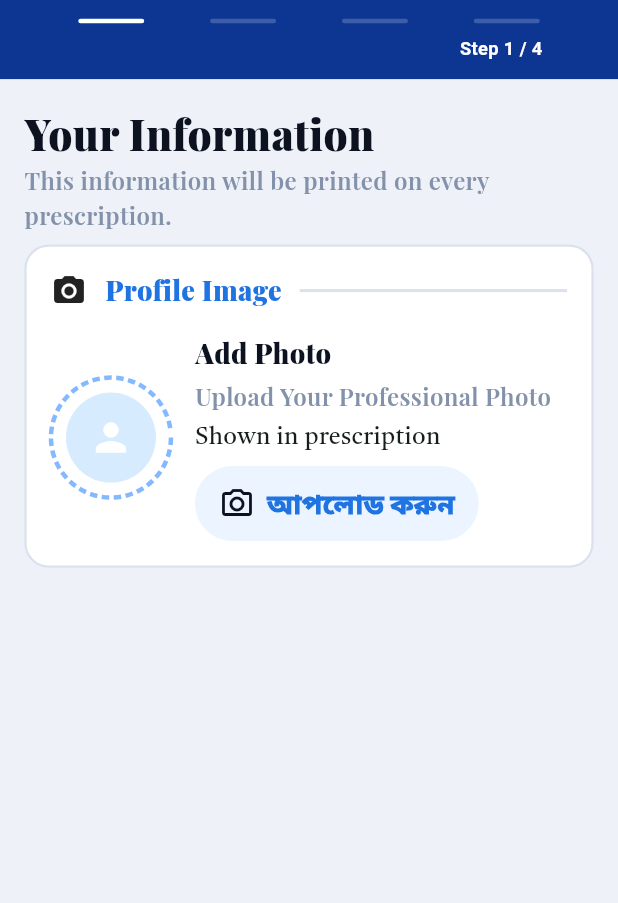
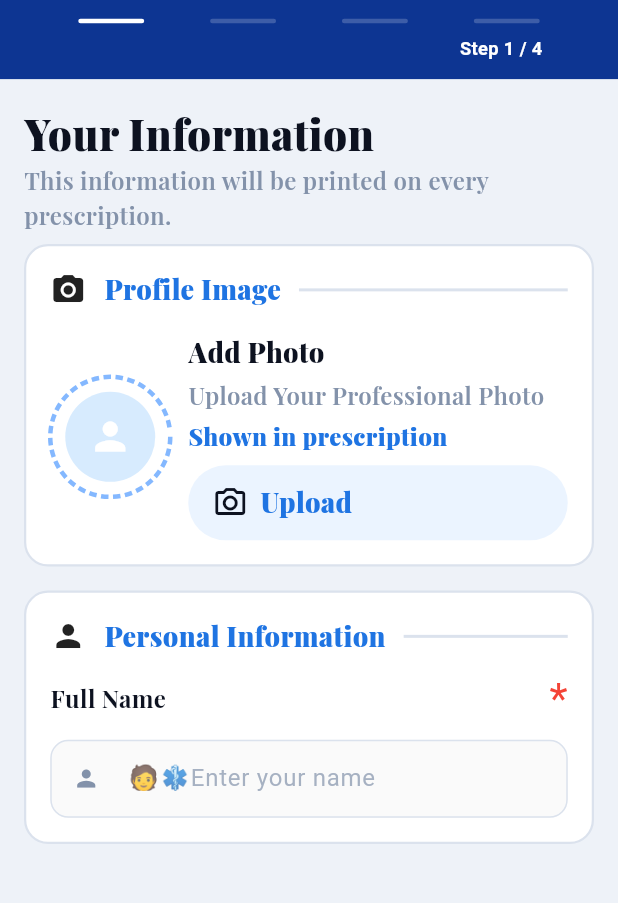
Before and after one commit to majidbhuiyan20/RxDigi, a Flutter app: the screen it shows after launch, on a phone screen of 412 x 824 dp, the part 123-1026 px from its top. Run offline on Flutter 3.47's test engine with Material 3 defaults, Android fonts, the phone set to English and light mode, and no system bars; our stand-ins replace dotted_border, firebase_core, firebase_crashlytics, flutter_riverpod, flutter_screenutil, logger and 1 more; accounts and stored records are empty; project files that could hold a hidden picture were left out.

Commit message:
wip(ui): personal info

```diff
--- a/lib/app/app_text_style.dart
+++ b/lib/app/app_text_style.dart
@@ -3,44 +3,61 @@ import 'package:flutter_screenutil/flutter_screenutil.dart';
 import 'package:rxdigi/app/app_colors.dart';
 
 class AppTextStyles {
-  // Oswald Font Family
   static const String oswald = 'Oswald';
   static const String playfair = 'PlayfairDisplay';
   static const String tiroBangla = 'TiroBangla';
 
-  // Oswald variants
-  static  TextStyle oswaldFontLogo = TextStyle(
+  // 🔹 Detect Bangla
+  static bool _isBangla(BuildContext context) {
+    return Localizations.localeOf(context).languageCode == 'bn';
+  }
+
+  static String _getFont(BuildContext context) {
+    return _isBangla(context) ? tiroBangla : playfair;
+  }
+
+  // 🔹 Logo Styles
+  static TextStyle oswaldFontLogo = TextStyle(
     fontFamily: oswald,
     fontWeight: FontWeight.w700,
-    fontSize: 56.sp,
-      color: Color(0XFF74C1B7)
+    fontSize: 56,
+    color: const Color(0XFF74C1B7),
   );
-  static  TextStyle playfairFontLogo = TextStyle(
+
+  static TextStyle playfairFontLogo = TextStyle(
     fontFamily: playfair,
     fontWeight: FontWeight.w700,
-    fontSize: 56.sp,
+    fontSize: 56,
     color: Colors.white,
+  );
 
-
-  );
-  static  TextStyle largeBlackTextStyle = TextStyle(
-    fontFamily: playfair,
+  // 🔹 Large Black
+  static TextStyle largeBlackTextStyle(BuildContext context) {
+    return TextStyle(
+      fontFamily: _getFont(context),
       fontWeight: FontWeight.w900,
       fontSize: 28,
       color: AppColors.textBlackColor,
     );
-  static  TextStyle smallGreyTextStyle = TextStyle(
-    fontFamily: playfair,
+  }
+
+  // 🔹 Small Grey
+  static TextStyle smallGreyTextStyle(BuildContext context) {
+    return TextStyle(
+      fontFamily: _getFont(context),
       fontWeight: FontWeight.w600,
       fontSize: 16,
       color: AppColors.textGreyColor,
     );
-  static  TextStyle primaryTextStyle = TextStyle(
-    fontFamily: playfair,
+  }
+
+  // 🔹 Primary Text
+  static TextStyle primaryTextStyle(BuildContext context) {
+    return TextStyle(
+      fontFamily: _getFont(context),
       fontWeight: FontWeight.w900,
       fontSize: 18,
       color: AppColors.primaryTextColor,
     );
-
-
   }
+}
--- a/lib/app/app_theme.dart
+++ b/lib/app/app_theme.dart
@@ -28,21 +28,69 @@ class AppTheme {
   //Input Decoration Theme
   static InputDecorationTheme _getInputDecorationTheme() {
     return InputDecorationTheme(
+      isDense: true,
+
+      contentPadding: const EdgeInsets.symmetric(
+        horizontal: 16,
+        vertical: 14,
+      ),
+
       hintStyle: TextStyle(
-        fontWeight: FontWeight.w300,
+        fontWeight: FontWeight.w400,
+        fontSize: 14,
+        color: AppColors.textGreyColor.withOpacity(0.7),
       ),
-      contentPadding: EdgeInsets.symmetric(horizontal: 14),
+
+      labelStyle: TextStyle(
+        fontWeight: FontWeight.w500,
+        fontSize: 14,
+        color: AppColors.textGreyColor,
+      ),
+
+      floatingLabelStyle: TextStyle(
+        fontWeight: FontWeight.w600,
+        fontSize: 14,
+        color: AppColors.primaryTextColor,
+      ),
+
       border: OutlineInputBorder(
-        borderSide: BorderSide(color: AppColors.themeColor),
+        borderRadius: BorderRadius.circular(12),
+        borderSide: BorderSide(
+          color: AppColors.borderColor,
+          width: 1,
+        ),
       ),
+
+      enabledBorder: OutlineInputBorder(
+        borderRadius: BorderRadius.circular(12),
+        borderSide: BorderSide(
+          color: AppColors.borderColor,
+          width: 1,
+        ),
+      ),
+
       focusedBorder: OutlineInputBorder(
-        borderSide: BorderSide(color: AppColors.themeColor, width: 2),
+        borderRadius: BorderRadius.circular(12),
+        borderSide: BorderSide(
+          color: AppColors.primaryColor, // your main brand color
+          width: 2,
+        ),
       ),
-      enabledBorder: OutlineInputBorder(
-        borderSide: BorderSide(color: AppColors.themeColor),
+
+      errorBorder: OutlineInputBorder(
+        borderRadius: BorderRadius.circular(12),
+        borderSide: const BorderSide(
+          color: Colors.red,
+          width: 1.5,
+        ),
       ),
-      errorBorder: OutlineInputBorder(
-        borderSide: BorderSide(color: Colors.red),
+
+      focusedErrorBorder: OutlineInputBorder(
+        borderRadius: BorderRadius.circular(12),
+        borderSide: const BorderSide(
+          color: Colors.red,
+          width: 2,
+        ),
       ),
     );
   }
--- a/lib/features/doctor_info/view/step1_introduction.dart
+++ b/lib/features/doctor_info/view/step1_introduction.dart
@@ -6,6 +6,7 @@ import 'package:rxdigi/app/app_text_style.dart';
 import 'package:rxdigi/l10n/app_localizations.dart';
 import 'package:rxdigi/l10n/app_localizations_bn.dart';
 
+import '../widgets/card_section_title.dart';
 import '../widgets/card_title_section.dart';
 import '../widgets/dotted_circular_border.dart';
 
@@ -22,17 +23,18 @@ class Step1Introduction extends StatelessWidget {
       child: Container(
         color:  AppColors.appBackgroundColor,
         child: Padding(
-          padding:  EdgeInsets.all(16.r),
+          padding:  EdgeInsets.all(16),
           child: Column(
             crossAxisAlignment: CrossAxisAlignment.start,
             children: [
-              Text(l10n.yourInformation, style: AppTextStyles.largeBlackTextStyle,),
-              Text(l10n.infoPrintedOnPrescription, style: AppTextStyles.smallGreyTextStyle,),
+              Text(l10n.yourInformation, style: AppTextStyles.largeBlackTextStyle(context),),
+              Text(l10n.infoPrintedOnPrescription, style: AppTextStyles.smallGreyTextStyle(context),),
               SizedBox(height: 8,),
+              ///-----------Profile Image upload information section-------------
               Container(
-                padding: EdgeInsets.all(16.r),
+                padding: EdgeInsets.all(16),
                 decoration: BoxDecoration(
-                  borderRadius: BorderRadius.circular(16.r),
+                  borderRadius: BorderRadius.circular(16),
                   border: Border.all(
                     color: AppColors.borderColor,
                     width: isDesktop ? 3 : 1.5,
@@ -41,7 +43,10 @@ class Step1Introduction extends StatelessWidget {
                 ),
                 child: Column(
                   children: [
-                    CardTitleSection(l10n: l10n),
+                    CardTitleSection(
+                      icon: Icons.camera_alt,
+                      title: l10n.profileImage,
+                    ),
                     SizedBox(height: 16,),
                     Row(
                       crossAxisAlignment: CrossAxisAlignment.center,
@@ -65,16 +70,17 @@ class Step1Introduction extends StatelessWidget {
                           ),
                         ),
 
-                        const SizedBox(width: 16),
+                        const SizedBox(width: 12),
 
-                        Column(
+                        Expanded(
+                          child: Column(
                             crossAxisAlignment: CrossAxisAlignment.start,
                             children: [
-                            Text(l10n.addPhoto, style: AppTextStyles.primaryTextStyle.copyWith(color: AppColors.textBlackColor),),
+                              Text(l10n.addPhoto, style: AppTextStyles.primaryTextStyle(context).copyWith(color: AppColors.textBlackColor),),
                               SizedBox(height: 4,),
-                            Text(l10n.uploadProfessionalPhoto, style: AppTextStyles.smallGreyTextStyle,),
+                              Text(l10n.uploadProfessionalPhoto, style: AppTextStyles.smallGreyTextStyle(context).copyWith(fontSize: 16),),
                               SizedBox(height: 4,),
-                            Text(l10n.shownInPrescription, style: TextStyle(fontSize: 16, fontWeight: FontWeight.w500, fontFamily: "TiroBangla"),),
+                              Text(l10n.shownInPrescription, style: AppTextStyles.primaryTextStyle(context).copyWith(fontSize: 16),),
                               SizedBox(height: 8,),
                               GestureDetector(
                                 onTap: (){
@@ -90,18 +96,60 @@ class Step1Introduction extends StatelessWidget {
                                     children: [
                                       Icon(Icons.camera_alt_outlined, size: 24, color: AppColors.textBlackColor,),
                                       SizedBox(width: 8,),
-                                    Text("আপলোড করুন", style: AppTextStyles.primaryTextStyle,),
+                                      Text(l10n.uploadNow, style: AppTextStyles.primaryTextStyle(context),),
                                     ],
                                   ),
                                 ),
                               ),
                             ],
+                          ),
                         )
                       ],
                     )
                   ],
                 ),
               ),
+              SizedBox(height: 16,),
+              ///----------- End Profile Image upload information section---------
+              Container(
+                padding: EdgeInsets.all(16),
+                decoration: BoxDecoration(
+                    borderRadius: BorderRadius.circular(16),
+                    border: Border.all(
+                      color: AppColors.borderColor,
+                      width: isDesktop ? 3 : 1.5,
+                    ),
+                    color: Colors.white,
+                ),
+                child: Column(
+                  children: [
+                    CardTitleSection(icon: Icons.person, title: "Personal Information"),
+                    SizedBox(height: 8,),
+                    CardSectionTitle(title: 'Full Name',),
+                    SizedBox(height: 8,),
+                    TextFormField(
+                      decoration: InputDecoration(
+                        prefixIcon: Icon(
+                          Icons.person, // your icon here
+                          color: AppColors.textGreyColor,
+                        ),
+                        hintText: "🧑‍⚕Enter your name",
+                        hintStyle: TextStyle(
+                          color: AppColors.textGreyColor.withOpacity(0.7),
+                          fontSize: 16,
+                        ),
+
+                        filled: true,
+                        fillColor: Colors.grey.shade50,
+                        border: OutlineInputBorder(
+                          borderRadius: BorderRadius.circular(12),
+                          borderSide: BorderSide(color: AppColors.borderColor),
+                        ),
+                      ),
+                    )
+                  ],
+                ),
+              )
             ],
           ),
         ),
--- /dev/null
+++ b/lib/features/doctor_info/widgets/card_section_title.dart
@@ -0,0 +1,23 @@
+import 'package:flutter/material.dart';
+
+import '../../../app/app_colors.dart';
+
+class CardSectionTitle extends StatelessWidget {
+  const CardSectionTitle({
+    super.key, required this.title,
+  });
+  final String title;
+
+
+  @override
+  Widget build(BuildContext context) {
+    return Row(
+      children: [
+        Text(title, style: TextStyle(color: AppColors.textBlackColor, fontFamily: "PlayfairDisplay", fontWeight: FontWeight.w700, fontSize: 16),),
+        Spacer(),
+        Text("*", style: TextStyle(color: Colors.red, fontSize: 28),),
+
+      ],
+    );
+  }
+}
--- a/lib/features/doctor_info/widgets/card_title_section.dart
+++ b/lib/features/doctor_info/widgets/card_title_section.dart
@@ -1,29 +1,28 @@
 import 'package:flutter/material.dart';
-
 import '../../../app/app_text_style.dart';
-import '../../../l10n/app_localizations.dart';
 
 class CardTitleSection extends StatelessWidget {
+  final IconData icon;
+  final String title;
+
   const CardTitleSection({
     super.key,
-    required this.l10n,
+    required this.icon,
+    required this.title,
   });
-
-  final AppLocalizations l10n;
 
   @override
   Widget build(BuildContext context) {
     return Row(
       children: [
-        Icon(Icons.camera_alt, size: 24),
-        SizedBox(width: 12),
+        Icon(icon, size: 24),
+        const SizedBox(width: 12),
         Text(
-          l10n.profileImage,
-          style: AppTextStyles.primaryTextStyle,
+          title,
+          style: AppTextStyles.primaryTextStyle(context),
         ),
-        SizedBox(width: 12),
-
-        Expanded(
+        const SizedBox(width: 12),
+        const Expanded(
           child: Divider(
             thickness: 2,
             color: Color(0XFFDBE2ED),
```
Lines whose indentation alone changed are shown as unchanged.
